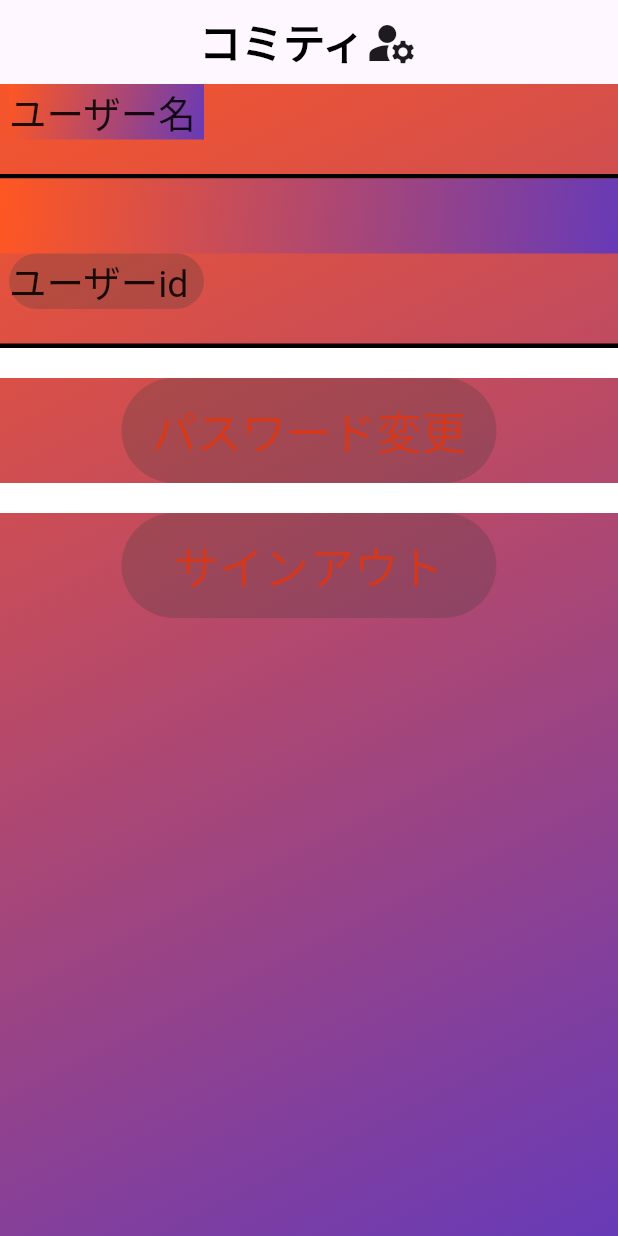
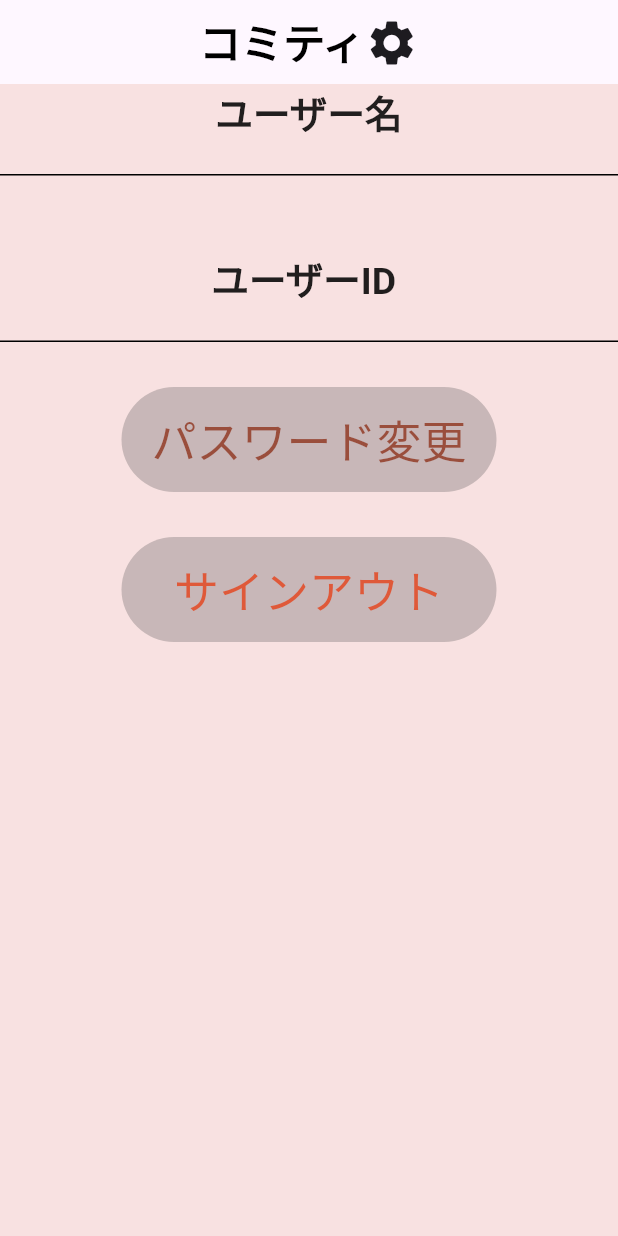
Before and after one commit to ltpdo/committee, a Flutter app: the AccountScreen screen opened directly, on a phone screen of 412 x 824 dp. Run offline on Flutter 3.47's test engine with Material 2 defaults, Android fonts, the phone set to English and light mode, and no system bars; our stand-ins replace cloud_firestore, firebase_auth, firebase_core, firebase_storage, flutter_riverpod, google_fonts; missing offline and left inert: profile_image_selector; accounts and stored records are empty; generated files the repository leaves out were written again.

Commit message:
Committing changes before switching branches

```diff
--- a/lib/component/message_screen_widget/chat_list/chat_list_item.dart
+++ b/lib/component/message_screen_widget/chat_list/chat_list_item.dart
@@ -34,8 +34,11 @@ class tolkListItem extends StatelessWidget {
               Row(
                 children: [
                   const Icon(Icons.person),
-                  SizedBox(width: 15),
-                  Text(community.name!),
+                  const SizedBox(width: 15),
+                  Text(
+                    community.name!,
+                    style: Theme.of(context).textTheme.titleLarge,
+                  ),
                 ],
               ),
             ],
--- a/lib/component/search_screen_widget/text_fotm.dart
+++ b/lib/component/search_screen_widget/text_fotm.dart
@@ -40,8 +40,9 @@ class TextFormState extends State<TextForm> {
                 ),
               ),
             ),
-            SizedBox(
+            Container(
               width: size.width / 15,
+              color: const Color.fromARGB(31, 199, 9, 9),
             ),
             Expanded(
                 child: TextFormField(
--- a/lib/view/account_screen.dart
+++ b/lib/view/account_screen.dart
@@ -13,18 +13,10 @@ class AccountScreen extends StatelessWidget {
     final uid = auth.currentUser?.uid ?? "DefaultUID";
     final mad = auth.currentUser?.email ?? "DefaultEmail";
 
-    return Container(
-      decoration: const BoxDecoration(
-        gradient: LinearGradient(
-          colors: [Colors.deepOrange, Colors.deepPurple],
-          begin: Alignment.topLeft,
-          end: Alignment.bottomRight,
-        ),
-      ),
-      child: WillPopScope(
+    return WillPopScope(
       onWillPop: () async => false,
       child: Scaffold(
-          backgroundColor: Colors.transparent,
+        backgroundColor: const Color.fromARGB(31, 199, 9, 9),
         appBar: AppBar(
           automaticallyImplyLeading: false,
           centerTitle: true,
@@ -44,7 +36,7 @@ class AccountScreen extends StatelessWidget {
                 ),
                 const WidgetSpan(
                   child: Icon(
-                      Icons.manage_accounts,
+                    Icons.settings,
                     size: 36,
                   ),
                 ),
@@ -56,83 +48,57 @@ class AccountScreen extends StatelessWidget {
           child: Column(
             children: <Widget>[
               //始まり
-                Container(
-                  width: 130,
-                  margin: const EdgeInsets.fromLTRB(0, 0, 270, 0),
-                  decoration: const BoxDecoration(
-                    gradient: LinearGradient(
-                      colors: [Colors.deepOrange, Colors.deepPurple],
-                      begin: Alignment.topLeft,
-                      end: Alignment.bottomRight,
-                    ),
-                  ),
-                  child: const Text(
+              const SizedBox(
+                child: Text(
                   'ユーザー名',
+                  textAlign: TextAlign.start,
                   style: TextStyle(
                     fontSize: 25,
-                      fontWeight: FontWeight.normal,
+                    fontWeight: FontWeight.bold,
                   ),
                 ),
               ),
 
-                Container(
+              SizedBox(
                 width: 500,
-                  decoration: const BoxDecoration(
-                    border: Border(
-                      bottom: BorderSide(
-                        color: Colors.black,
-                        width: 3,
-                      ),
-                    ),
-                  ),
                 child: Text(
                   mad,
                   style: const TextStyle(fontSize: 20),
                 ),
               ),
               Container(
+                height: 1, // 線の高さ
+                width: double.infinity, // 横幅いっぱいに広げる
+                color: Colors.black, // 線の色
+              ),
+              Container(
                 height: 50,
-                  decoration: const BoxDecoration(
-                    gradient: LinearGradient(
-                      colors: [Colors.deepOrange, Colors.deepPurple],
-                      begin: Alignment.topLeft,
-                      end: Alignment.bottomRight,
+              ),
+              const SizedBox(
+                width: 130,
+                child: Text(
+                  'ユーザーID',
+                  style: TextStyle(
+                    fontSize: 25,
+                    fontWeight: FontWeight.bold,
                   ),
                 ),
               ),
-                Container(
-                  width: 130,
-                  margin: const EdgeInsets.fromLTRB(0, 0, 270, 0),
-                  decoration: BoxDecoration(
-                    color: const Color.fromARGB(64, 57, 58, 59),
-                    borderRadius: BorderRadius.circular(20),
-                  ),
-                  child: const Text(
-                    'ユーザーid',
-                    style: TextStyle(fontSize: 25),
-                  ),
-                ),
-                Container(
+              SizedBox(
                 width: 500,
-                  decoration: const BoxDecoration(
-                    border: Border(
-                      bottom: BorderSide(
-                        color: Colors.black,
-                        width: 3,
-                      ),
-                    ),
-                  ),
                 child: Text(
                   uid,
                   style: const TextStyle(fontSize: 20),
                 ),
               ),
+              Container(
+                height: 1, // 線の高さ
+                width: double.infinity, // 横幅いっぱいに広げる
+                color: Colors.black, // 線の色
+              ),
 
-                Container(
-                  height: 20, //空白
-                  color: const Color.fromARGB(255, 255, 255, 255),
-                  alignment: Alignment.center,
-                  child: const Text(''),
+              const SizedBox(
+                height: 30,
               ),
 
               Container(
@@ -156,7 +122,7 @@ class AccountScreen extends StatelessWidget {
                   }, //ボタンを押した後の処理
 
                   style: TextButton.styleFrom(
-                      foregroundColor: const Color.fromRGBO(233, 50, 5, 0.705),
+                    foregroundColor: const Color.fromARGB(179, 134, 33, 8),
                     textStyle: const TextStyle(
                       fontSize: 30,
                     ),
@@ -164,12 +130,11 @@ class AccountScreen extends StatelessWidget {
                   child: const Text('パスワード変更'),
                 ),
               ),
-                Container(
-                  height: 20, //空白
-                  color: const Color.fromARGB(255, 255, 255, 255),
-                  alignment: Alignment.center,
-                  child: const Text(''),
+
+              const SizedBox(
+                height: 30,
               ),
+
               Container(
                 decoration: BoxDecoration(
                   color: const Color.fromARGB(64, 57, 58, 59),
@@ -184,7 +149,6 @@ class AccountScreen extends StatelessWidget {
           ),
         ),
       ),
-      ),
     );
   }
 }
--- a/lib/view/message_screen.dart
+++ b/lib/view/message_screen.dart
@@ -71,18 +71,16 @@ class _MessageScreenState extends State<MessageScreen> {
             ? _buildCommunityList(
                 'representaitive',
                 _authUid,
-                [Colors.deepPurple, Colors.deepOrange],
               )
             : _buildCommunityList(
                 'members',
                 _authUid,
-                [Colors.deepPurple, Colors.deepOrange],
               ),
       ),
     );
   }
 
-  Widget _buildCommunityList(String field, String authUid, List<Color> colors) {
+  Widget _buildCommunityList(String field, String authUid) {
     return StreamBuilder<QuerySnapshot>(
       stream: FirebaseFirestore.instance
           .collection('community')
@@ -98,9 +96,9 @@ class _MessageScreenState extends State<MessageScreen> {
         }
 
         if (!snapshot.hasData || snapshot.data!.docs.isEmpty) {
-          return Container(
+          return const SizedBox(
             width: double.infinity,
-            child: const Center(
+            child: Center(
               child: Text('所属しているコミュニティはありません'),
             ),
           );
@@ -115,15 +113,8 @@ class _MessageScreenState extends State<MessageScreen> {
           );
         }).toList();
 
-        return Container(
-          decoration: BoxDecoration(
-            gradient: LinearGradient(
-              colors: colors,
-              begin: Alignment.topLeft,
-              end: Alignment.bottomRight,
-            ),
-          ),
-          child: Scaffold(
+        return Scaffold(
+          backgroundColor: const Color.fromARGB(31, 199, 9, 9),
           body: Column(
             children: [
               Expanded(
@@ -134,7 +125,6 @@ class _MessageScreenState extends State<MessageScreen> {
               ),
             ],
           ),
-          ),
         );
       },
     );
--- a/lib/view/search_screen.dart
+++ b/lib/view/search_screen.dart
@@ -21,6 +21,7 @@ class SearchScreenState extends ConsumerState<SearchScreen> {
     return WillPopScope(
       onWillPop: () async => false,
       child: Scaffold(
+        backgroundColor: const Color.fromARGB(31, 199, 9, 9),
         appBar: AppBar(
           automaticallyImplyLeading: false,
           centerTitle: true,
@@ -52,10 +53,13 @@ class SearchScreenState extends ConsumerState<SearchScreen> {
           child: Column(
             mainAxisAlignment: MainAxisAlignment.center,
             children: [
-                TextForm(
+              Container(
+                color: Colors.white,
+                child: TextForm(
                   name: '名前',
-                  color: Colors.red,
+                  color: const Color.fromARGB(255, 200, 54, 244),
                   controller: ref.watch(nameControllerProvider),
+                ),
               ),
               SizedBox(
                 height: size.height / 25,
@@ -65,7 +69,8 @@ class SearchScreenState extends ConsumerState<SearchScreen> {
               ),
             ],
           ),
-          )),
+        ),
+      ),
     );
   }
 }
```
Lines whose indentation alone changed are shown as unchanged.
